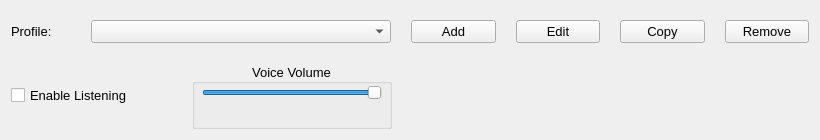
stele95/LinVAM, file src/mainwnd.ui: the form before one commit.
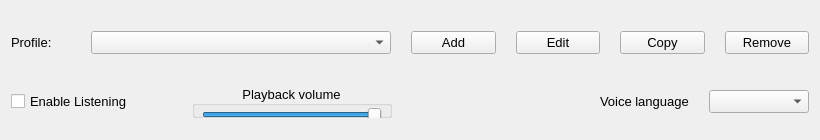
The form after the commit.

Commit message: add support for languages in linvamrun and profile executor, update main UI and README

Diff of the .ui file:
```diff
--- a/src/mainwnd.ui
+++ b/src/mainwnd.ui
@@ -68,7 +68,7 @@
         </size>
        </property>
        <property name="title">
-        <string>Voice Volume</string>
+        <string>Playback volume</string>
        </property>
        <property name="alignment">
         <set>Qt::AlignCenter</set>
@@ -119,6 +119,26 @@
        </property>
       </spacer>
      </item>
+     <item>
+      <widget class="QLabel" name="label_2">
+       <property name="text">
+        <string>Voice language</string>
+       </property>
+      </widget>
+     </item>
+     <item>
+      <widget class="QComboBox" name="comboBox">
+       <property name="minimumSize">
+        <size>
+         <width>100</width>
+         <height>0</height>
+        </size>
+       </property>
+       <property name="editable">
+        <bool>false</bool>
+       </property>
+      </widget>
+     </item>
     </layout>
    </item>
    <item row="1" column="0">
```
The commit also changes 4 other files.
